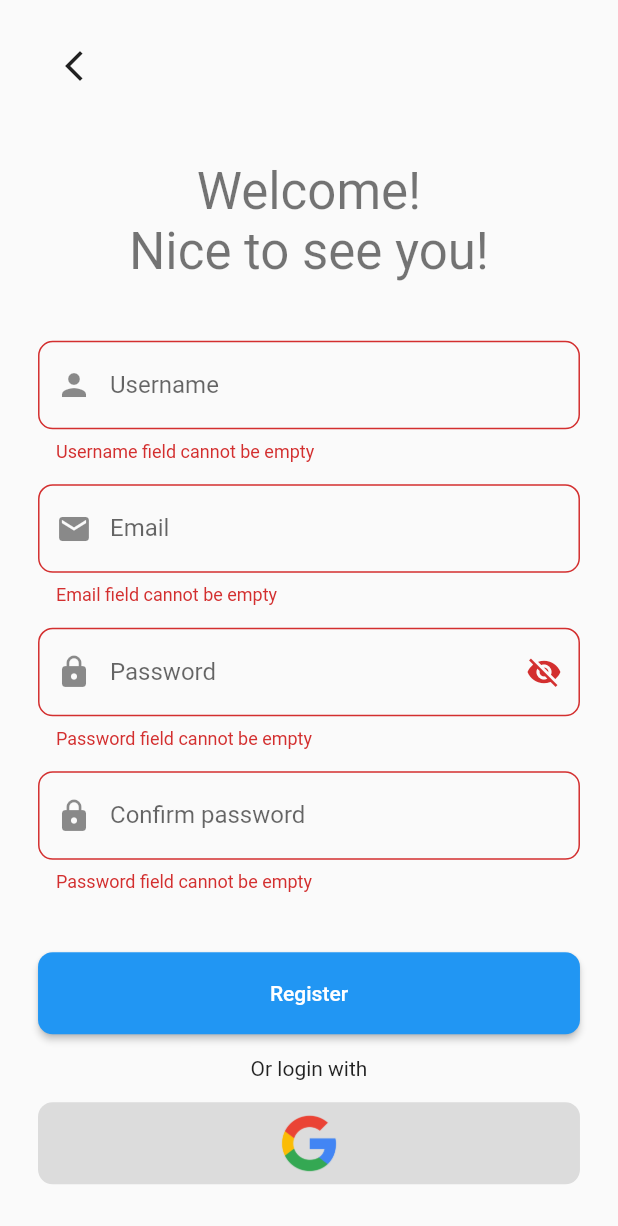
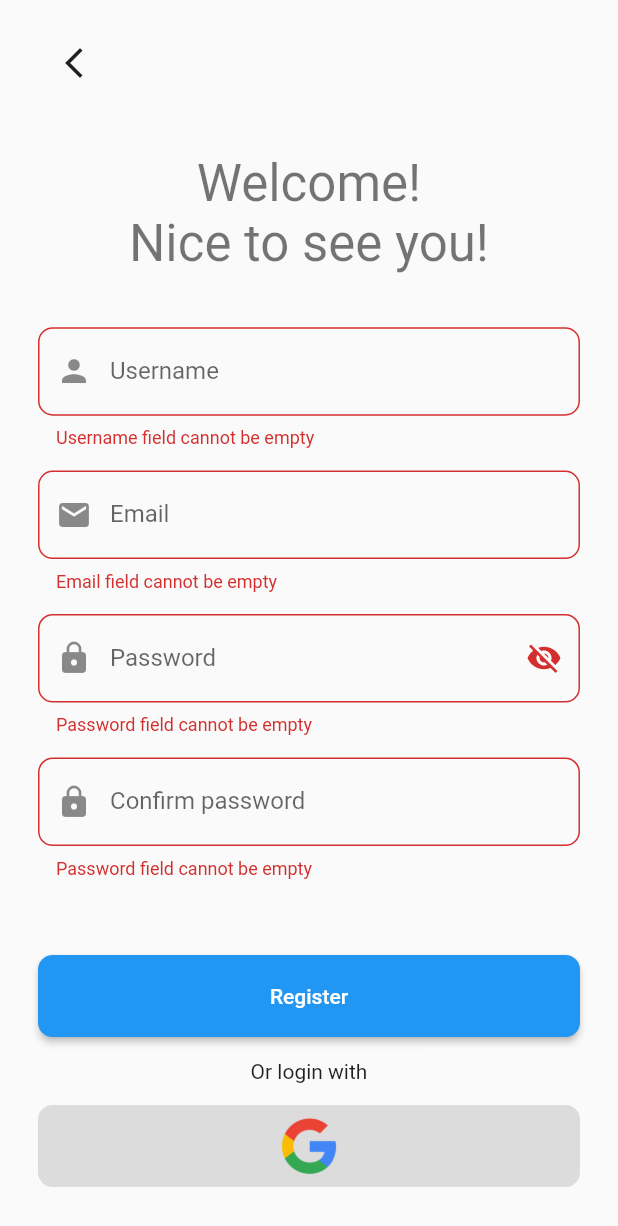
Before and after one commit to bizkit53/news_aggregator, a Flutter app: the RegisterPage screen opened directly, after a tap on "Register", on a phone screen of 412 x 824 dp. Shown: the top 1226 px of the screen. Run offline on Flutter 3.47's test engine with Material 2 defaults, Android fonts, the phone set to English and light mode, and no system bars; our stand-ins replace cloud_firestore, device_preview, dio, equatable, firebase_auth, firebase_core and 7 more; accounts and stored records are empty; generated files the repository leaves out were written again; statements that could not run were skipped.

Commit message:
Confirm password text field refactored

```diff
--- a/lib/presentation/pages/register_page.dart
+++ b/lib/presentation/pages/register_page.dart
@@ -10,6 +10,7 @@ import 'package:news_aggregator/logic/utils/injector.dart';
 import 'package:news_aggregator/logic/utils/logger.dart';
 import 'package:news_aggregator/logic/utils/password_field_helper.dart';
 import 'package:news_aggregator/presentation/widgets/alternative_login_header.dart';
+import 'package:news_aggregator/presentation/widgets/confirm_password_field.dart';
 import 'package:news_aggregator/presentation/widgets/custom_back_button.dart';
 import 'package:news_aggregator/presentation/widgets/custom_scaffold.dart';
 import 'package:news_aggregator/presentation/widgets/custom_wide_button.dart';
@@ -40,8 +41,9 @@ class _RegisterPageState extends State<RegisterPage> {
   final TextEditingController usernameController = TextEditingController();
   final TextEditingController emailController = TextEditingController();
   final TextEditingController passwordController = TextEditingController();
+  final TextEditingController confirmPasswordController =
+      TextEditingController();
   late final AuthRepository authRepository;
-  bool hidePassword = true;
 
   @override
   void initState() {
@@ -58,6 +60,7 @@ class _RegisterPageState extends State<RegisterPage> {
     usernameController.dispose();
     emailController.dispose();
     passwordController.dispose();
+    confirmPasswordController.dispose();
     super.dispose();
   }
 
@@ -107,23 +110,7 @@ class _RegisterPageState extends State<RegisterPage> {
                   ),
                   EmailField(controller: emailController),
                   PasswordField(controller: passwordController),
-                  // confirm password field
-                  TextFormField(
-                    decoration: InputDecoration(
-                      prefixIcon: const Icon(Icons.lock),
-                      labelText: context.loc.confirmPassword,
-                      border: OutlineInputBorder(
-                        borderRadius: BorderRadius.circular(borderRadius),
-                      ),
-                    ),
-                    obscureText: hidePassword,
-                    validator: (String? value) {
-                      if (value == null || value.isEmpty) {
-                        return context.loc.passwordCannotBeEmpty;
-                      }
-                      return null;
-                    },
-                  ),
+                  ConfirmPasswordField(controller: confirmPasswordController),
                 ],
               ),
             ),
--- /dev/null
+++ b/lib/presentation/widgets/confirm_password_field.dart
@@ -0,0 +1,42 @@
+import 'package:flutter/material.dart';
+import 'package:news_aggregator/constans/sizes.dart';
+import 'package:news_aggregator/constans/spacing.dart';
+import 'package:news_aggregator/logic/utils/app_localizations_context.dart';
+import 'package:news_aggregator/logic/utils/password_field_helper.dart';
+import 'package:provider/provider.dart';
+
+/// Text form field for confirm password
+class ConfirmPasswordField extends StatelessWidget {
+  /// Constructor
+  const ConfirmPasswordField({
+    super.key,
+    required this.controller,
+  });
+
+  /// Text controller of confirm password field
+  final TextEditingController controller;
+
+  @override
+  Widget build(BuildContext context) {
+    return Padding(
+      padding: paddingBottom15,
+      child: TextFormField(
+        controller: controller,
+        decoration: InputDecoration(
+          prefixIcon: const Icon(Icons.lock),
+          labelText: context.loc.confirmPassword,
+          border: OutlineInputBorder(
+            borderRadius: BorderRadius.circular(borderRadius),
+          ),
+        ),
+        obscureText: context.watch<PasswordFieldHelper>().isHidden,
+        validator: (String? value) {
+          if (value == null || value.isEmpty) {
+            return context.loc.passwordCannotBeEmpty;
+          }
+          return null;
+        },
+      ),
+    );
+  }
+}
```
